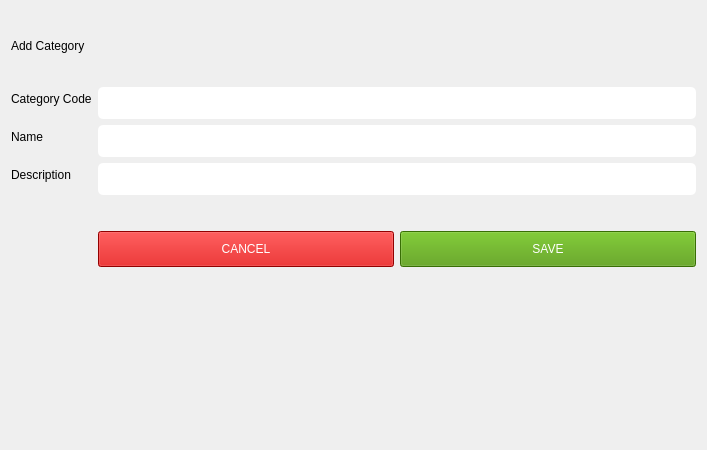
Above: uis/newcategory.ui from destrotechs/inv before the change. Below: the same form after it.
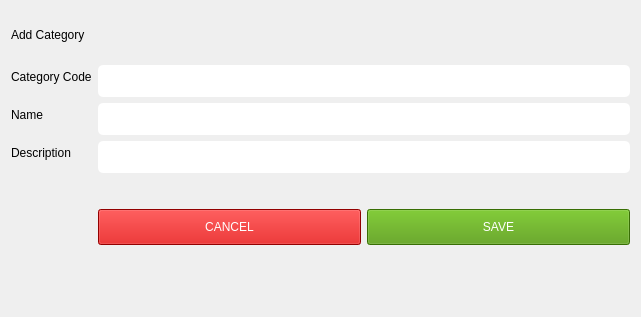
That is the form after the change.

What changed in the file:
```diff
--- a/uis/newcategory.ui
+++ b/uis/newcategory.ui
@@ -6,8 +6,8 @@
    <rect>
     <x>0</x>
     <y>0</y>
-    <width>707</width>
-    <height>450</height>
+    <width>641</width>
+    <height>317</height>
    </rect>
   </property>
   <property name="windowTitle">
```
Left out of the diff: 24 changed lines with no effect on the pictures.
